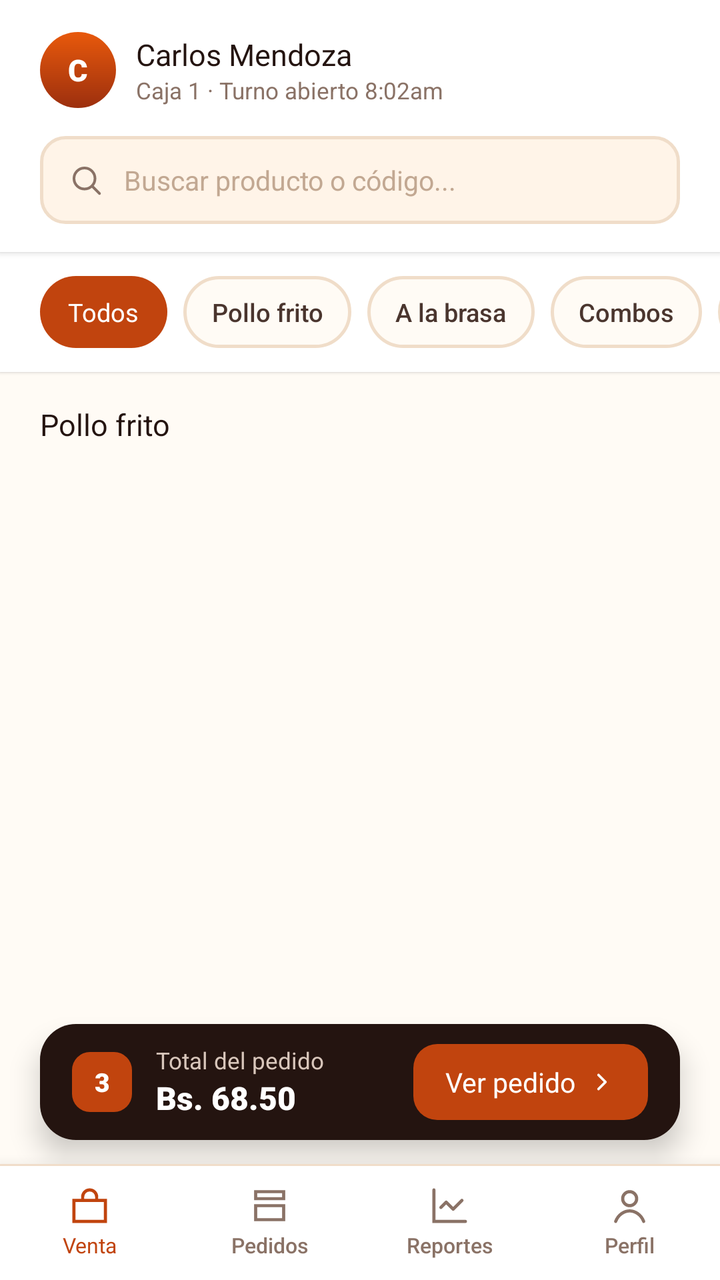
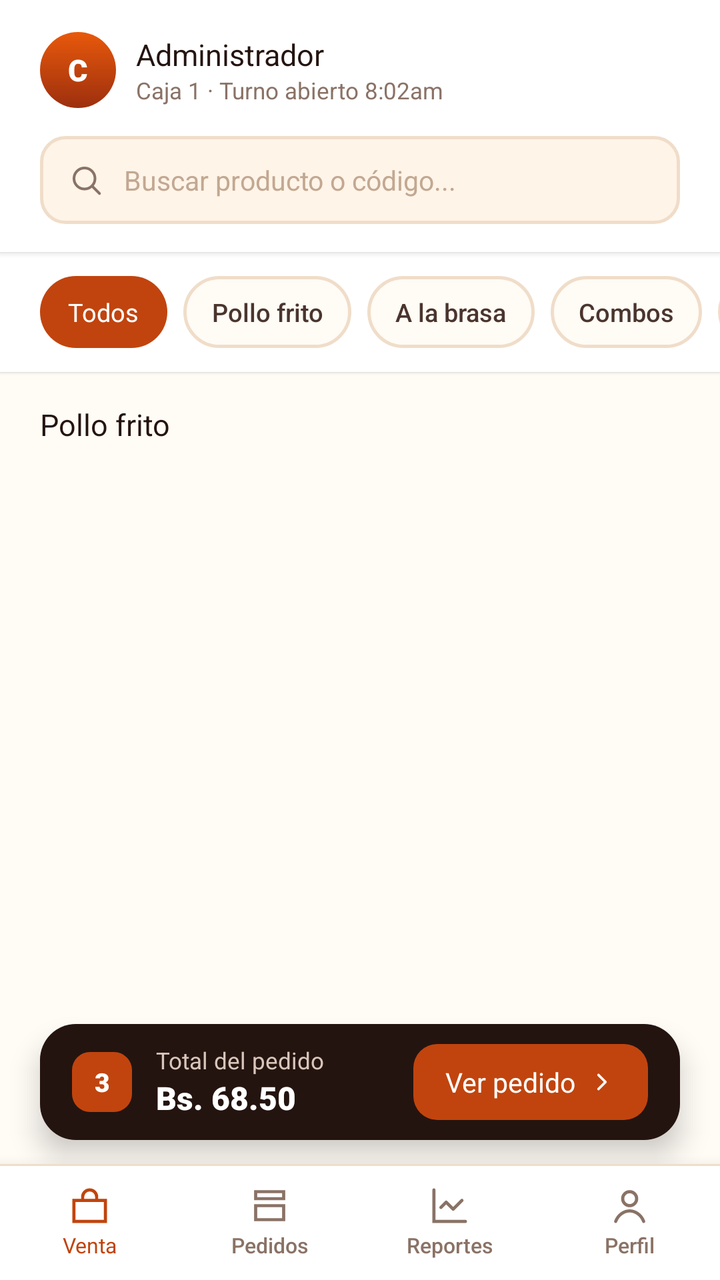

Two renders of the same Android screen: before a commit and after it. Below are the layout's source before the change and the commit's diff.
<!-- AndroidManifest.xml: application theme Theme.Pollogithub -->
<!-- res/layout/activity_venta.xml -->
<?xml version="1.0" encoding="utf-8"?>
<androidx.constraintlayout.widget.ConstraintLayout xmlns:android="http://schemas.android.com/apk/res/android"
    xmlns:app="http://schemas.android.com/apk/res-auto"
    xmlns:tools="http://schemas.android.com/tools"
    android:id="@+id/mainVenta"
    android:layout_width="match_parent"
    android:layout_height="match_parent"
    android:background="@color/paper_50"
    tools:context=".VentaActivity">

    
    <LinearLayout
        android:id="@+id/headerLayout"
        android:layout_width="match_parent"
        android:layout_height="wrap_content"
        android:background="@color/white"
        android:elevation="@dimen/elevation_low"
        android:orientation="vertical"
        android:paddingHorizontal="@dimen/header_padding_horizontal"
        android:paddingTop="@dimen/header_padding_top"
        android:paddingBottom="@dimen/header_padding_bottom"
        app:layout_constraintEnd_toEndOf="parent"
        app:layout_constraintStart_toStartOf="parent"
        app:layout_constraintTop_toTopOf="parent">

        
        <RelativeLayout
            android:layout_width="match_parent"
            android:layout_height="wrap_content"
            android:layout_marginBottom="@dimen/header_padding_bottom">

            <LinearLayout
                android:layout_width="wrap_content"
                android:layout_height="wrap_content"
                android:layout_alignParentStart="true"
                android:layout_centerVertical="true"
                android:gravity="center_vertical"
                android:orientation="horizontal">

                
                <TextView
                    android:id="@+id/tvAvatarHeader"
                    android:layout_width="@dimen/avatar_size_small"
                    android:layout_height="@dimen/avatar_size_small"
                    android:background="@drawable/bg_avatar_circle"
                    android:fontFamily="sans-serif-black"
                    android:gravity="center"
                    android:text="@string/user_initial_c"
                    android:textColor="@color/white"
                    android:textSize="15sp" />

                
                <LinearLayout
                    android:layout_width="wrap_content"
                    android:layout_height="wrap_content"
                    android:layout_marginStart="10dp"
                    android:orientation="vertical">

                    <TextView
                        android:id="@+id/tvCashierName"
                        style="@style/TextAppearance.Pollo.Title.Small"
                        android:layout_width="wrap_content"
                        android:layout_height="wrap_content"
                        android:text="Carlos Mendoza" />

                    <TextView
                        android:id="@+id/tvShiftInfo"
                        style="@style/TextAppearance.Pollo.Subtitle"
                        android:layout_width="wrap_content"
                        android:layout_height="wrap_content"
                        android:text="@string/shift_info" />
                </LinearLayout>
            </LinearLayout>
        </RelativeLayout>

        
        <FrameLayout
            style="@style/Widget.Pollo.SearchContainer">

            <ImageView
                android:layout_width="18dp"
                android:layout_height="18dp"
                android:layout_gravity="center_vertical|start"
                android:layout_marginStart="@dimen/input_padding_horizontal"
                android:contentDescription="@string/search_hint"
                android:src="@drawable/ic_search" />

            <EditText
                android:id="@+id/etSearch"
                style="@style/Widget.Pollo.EditText"
                android:hint="@string/search_hint"
                android:imeOptions="actionSearch"
                android:importantForAutofill="no"
                android:inputType="text"
                android:paddingStart="42dp"
                android:paddingEnd="@dimen/input_padding_horizontal" />
        </FrameLayout>
    </LinearLayout>

    
    <HorizontalScrollView
        android:id="@+id/scrollCategories"
        android:layout_width="match_parent"
        android:layout_height="wrap_content"
        android:background="@color/white"
        android:clipToPadding="false"
        android:elevation="1dp"
        android:paddingHorizontal="@dimen/header_padding_horizontal"
        android:paddingVertical="@dimen/spacing_m"
        android:scrollbars="none"
        app:layout_constraintTop_toBottomOf="@id/headerLayout">

        <LinearLayout
            android:id="@+id/layoutChipsContainer"
            android:layout_width="wrap_content"
            android:layout_height="wrap_content"
            android:gravity="center_vertical"
            android:orientation="horizontal">

            <TextView
                android:id="@+id/chipTodos"
                style="@style/Widget.Pollo.Chip.Selected"
                android:layout_width="wrap_content"
                android:layout_height="wrap_content"
                android:layout_marginEnd="@dimen/spacing_s"
                android:clickable="true"
                android:focusable="true"
                android:text="Todos" />

            <TextView
                android:id="@+id/chipPolloFrito"
                style="@style/Widget.Pollo.Chip.Unselected"
                android:layout_width="wrap_content"
                android:layout_height="wrap_content"
                android:layout_marginEnd="@dimen/spacing_s"
                android:clickable="true"
                android:focusable="true"
                android:text="Pollo frito" />

            <TextView
                android:id="@+id/chipBrasa"
                style="@style/Widget.Pollo.Chip.Unselected"
                android:layout_width="wrap_content"
                android:layout_height="wrap_content"
                android:layout_marginEnd="@dimen/spacing_s"
                android:clickable="true"
                android:focusable="true"
                android:text="A la brasa" />

            <TextView
                android:id="@+id/chipCombos"
                style="@style/Widget.Pollo.Chip.Unselected"
                android:layout_width="wrap_content"
                android:layout_height="wrap_content"
                android:layout_marginEnd="@dimen/spacing_s"
                android:clickable="true"
                android:focusable="true"
                android:text="Combos" />

            <TextView
                android:id="@+id/chipAcompanamientos"
                style="@style/Widget.Pollo.Chip.Unselected"
                android:layout_width="wrap_content"
                android:layout_height="wrap_content"
                android:layout_marginEnd="@dimen/spacing_s"
                android:clickable="true"
                android:focusable="true"
                android:text="Acompañamientos" />

            <TextView
                android:id="@+id/chipBebidas"
                style="@style/Widget.Pollo.Chip.Unselected"
                android:layout_width="wrap_content"
                android:layout_height="wrap_content"
                android:clickable="true"
                android:focusable="true"
                android:text="Bebidas" />
        </LinearLayout>
    </HorizontalScrollView>

    
    <androidx.core.widget.NestedScrollView
        android:layout_width="match_parent"
        android:layout_height="0dp"
        android:clipToPadding="false"
        android:paddingBottom="130dp"
        app:layout_constraintBottom_toTopOf="@id/bottomNav"
        app:layout_constraintTop_toBottomOf="@id/scrollCategories">

        <LinearLayout
            android:layout_width="match_parent"
            android:layout_height="wrap_content"
            android:orientation="vertical"
            android:paddingHorizontal="@dimen/card_padding_standard"
            android:paddingTop="@dimen/spacing_l">

            <TextView
                android:id="@+id/tvSectionTitle"
                style="@style/TextAppearance.Pollo.Title.Small"
                android:layout_width="wrap_content"
                android:layout_height="wrap_content"
                android:layout_marginStart="6dp"
                android:layout_marginBottom="10dp"
                android:text="@string/section_title_fried" />

            <androidx.recyclerview.widget.RecyclerView
                android:id="@+id/rvProducts"
                android:layout_width="match_parent"
                android:layout_height="wrap_content"
                android:nestedScrollingEnabled="false"
                tools:itemCount="6"
                tools:listitem="@layout/item_product_card" />
        </LinearLayout>
    </androidx.core.widget.NestedScrollView>

    
    <androidx.constraintlayout.widget.ConstraintLayout
        android:id="@+id/cartBar"
        style="@style/Widget.Pollo.CartBar"
        android:layout_marginHorizontal="@dimen/header_padding_horizontal"
        android:layout_marginBottom="@dimen/spacing_m"
        app:layout_constraintBottom_toTopOf="@id/bottomNav"
        app:layout_constraintEnd_toEndOf="parent"
        app:layout_constraintStart_toStartOf="parent">

        <LinearLayout
            android:layout_width="wrap_content"
            android:layout_height="wrap_content"
            android:gravity="center_vertical"
            android:orientation="horizontal"
            app:layout_constraintBottom_toBottomOf="parent"
            app:layout_constraintStart_toStartOf="parent"
            app:layout_constraintTop_toTopOf="parent">

            
            <TextView
                android:id="@+id/tvCartCount"
                android:layout_width="30dp"
                android:layout_height="30dp"
                android:background="@drawable/bg_cart_count"
                android:fontFamily="sans-serif-black"
                android:gravity="center"
                android:text="3"
                android:textColor="@color/white"
                android:textSize="13sp" />

            
            <LinearLayout
                android:layout_width="wrap_content"
                android:layout_height="wrap_content"
                android:layout_marginStart="@dimen/spacing_m"
                android:orientation="vertical">

                <TextView
                    style="@style/TextAppearance.Pollo.Caption"
                    android:layout_width="wrap_content"
                    android:layout_height="wrap_content"
                    android:text="@string/cart_total_label"
                    android:textColor="@color/cart_label" />

                <TextView
                    android:id="@+id/tvCartTotal"
                    style="@style/TextAppearance.Pollo.Price"
                    android:layout_width="wrap_content"
                    android:layout_height="wrap_content"
                    android:text="Bs. 68.50"
                    android:textColor="@color/white" />
            </LinearLayout>
        </LinearLayout>

        
        <LinearLayout
            android:id="@+id/btnViewOrder"
            android:layout_width="wrap_content"
            android:layout_height="@dimen/btn_height_small"
            android:background="@drawable/bg_cart_cta"
            android:clickable="true"
            android:focusable="true"
            android:gravity="center"
            android:orientation="horizontal"
            android:paddingHorizontal="@dimen/spacing_l"
            app:layout_constraintBottom_toBottomOf="parent"
            app:layout_constraintEnd_toEndOf="parent"
            app:layout_constraintTop_toTopOf="parent">

            <TextView
                android:layout_width="wrap_content"
                android:layout_height="wrap_content"
                android:fontFamily="sans-serif-bold"
                android:text="@string/cart_view_order"
                android:textColor="@color/white"
                android:textSize="@dimen/text_size_body" />

            <ImageView
                android:layout_width="14dp"
                android:layout_height="14dp"
                android:layout_marginStart="6dp"
                android:contentDescription="@string/cart_view_order"
                android:src="@drawable/ic_chevron_right" />
        </LinearLayout>
    </androidx.constraintlayout.widget.ConstraintLayout>

    
    <LinearLayout
        android:id="@+id/bottomNav"
        style="@style/Widget.Pollo.BottomNav"
        app:layout_constraintBottom_toBottomOf="parent"
        app:layout_constraintEnd_toEndOf="parent"
        app:layout_constraintStart_toStartOf="parent">

        
        <LinearLayout
            android:id="@+id/navItemVenta"
            android:layout_width="0dp"
            android:layout_height="match_parent"
            android:layout_weight="1"
            android:clickable="true"
            android:focusable="true"
            android:gravity="center"
            android:orientation="vertical">

            <ImageView
                android:layout_width="21dp"
                android:layout_height="21dp"
                android:contentDescription="@string/nav_sale"
                android:src="@drawable/ic_nav_sale"
                app:tint="@color/ember_600" />

            <TextView
                style="@style/TextAppearance.Pollo.Nav.Active"
                android:layout_width="wrap_content"
                android:layout_height="wrap_content"
                android:layout_marginTop="@dimen/spacing_2xs"
                android:text="@string/nav_sale" />
        </LinearLayout>

        
        <LinearLayout
            android:id="@+id/navItemPedidos"
            android:layout_width="0dp"
            android:layout_height="match_parent"
            android:layout_weight="1"
            android:clickable="true"
            android:focusable="true"
            android:gravity="center"
            android:orientation="vertical">

            <ImageView
                android:layout_width="21dp"
                android:layout_height="21dp"
                android:contentDescription="@string/nav_orders"
                android:src="@drawable/ic_nav_orders"
                app:tint="@color/char_400" />

            <TextView
                style="@style/TextAppearance.Pollo.Nav.Inactive"
                android:layout_width="wrap_content"
                android:layout_height="wrap_content"
                android:layout_marginTop="@dimen/spacing_2xs"
                android:text="@string/nav_orders" />
        </LinearLayout>

        
        <LinearLayout
            android:id="@+id/navItemReportes"
            android:layout_width="0dp"
            android:layout_height="match_parent"
            android:layout_weight="1"
            android:clickable="true"
            android:focusable="true"
            android:gravity="center"
            android:orientation="vertical">

            <ImageView
                android:layout_width="21dp"
                android:layout_height="21dp"
                android:contentDescription="@string/nav_reports"
                android:src="@drawable/ic_nav_reports"
                app:tint="@color/char_400" />

            <TextView
                style="@style/TextAppearance.Pollo.Nav.Inactive"
                android:layout_width="wrap_content"
                android:layout_height="wrap_content"
                android:layout_marginTop="@dimen/spacing_2xs"
                android:text="@string/nav_reports" />
        </LinearLayout>

        
        <LinearLayout
            android:id="@+id/navItemPerfil"
            android:layout_width="0dp"
            android:layout_height="match_parent"
            android:layout_weight="1"
            android:clickable="true"
            android:focusable="true"
            android:gravity="center"
            android:orientation="vertical">

            <ImageView
                android:layout_width="21dp"
                android:layout_height="21dp"
                android:contentDescription="@string/nav_profile"
                android:src="@drawable/ic_nav_profile"
                app:tint="@color/char_400" />

            <TextView
                style="@style/TextAppearance.Pollo.Nav.Inactive"
                android:layout_width="wrap_content"
                android:layout_height="wrap_content"
                android:layout_marginTop="@dimen/spacing_2xs"
                android:text="@string/nav_profile" />
        </LinearLayout>
    </LinearLayout>

</androidx.constraintlayout.widget.ConstraintLayout>
<!-- res/layout/item_product_card.xml (included above) -->
<?xml version="1.0" encoding="utf-8"?>
<androidx.constraintlayout.widget.ConstraintLayout xmlns:android="http://schemas.android.com/apk/res/android"
    xmlns:app="http://schemas.android.com/apk/res-auto"
    xmlns:tools="http://schemas.android.com/tools"
    android:id="@+id/cardProduct"
    style="@style/Widget.Pollo.Card.Product"
    android:layout_width="match_parent"
    android:layout_height="wrap_content"
    android:layout_margin="6dp">

    
    <androidx.cardview.widget.CardView
        android:id="@+id/cardThumb"
        android:layout_width="0dp"
        android:layout_height="80dp"
        app:cardCornerRadius="10dp"
        app:cardElevation="0dp"
        app:cardBackgroundColor="@android:color/transparent"
        app:layout_constraintEnd_toEndOf="parent"
        app:layout_constraintStart_toStartOf="parent"
        app:layout_constraintTop_toTopOf="parent">

        <FrameLayout
            android:id="@+id/frameThumb"
            android:layout_width="match_parent"
            android:layout_height="match_parent"
            android:background="@drawable/bg_thumb_fried">

            <ImageView
                android:id="@+id/ivProductImage"
                android:layout_width="match_parent"
                android:layout_height="match_parent"
                android:scaleType="centerCrop"
                android:visibility="gone" />

            <TextView
                android:id="@+id/tvEmoji"
                android:layout_width="wrap_content"
                android:layout_height="wrap_content"
                android:layout_gravity="center"
                android:text="🍗"
                android:textSize="30sp" />
        </FrameLayout>
    </androidx.cardview.widget.CardView>

    
    <TextView
        android:id="@+id/tvAgotadoTag"
        android:textAppearance="@style/TextAppearance.Pollo.Badge"
        android:layout_width="wrap_content"
        android:layout_height="wrap_content"
        android:layout_marginStart="6dp"
        android:layout_marginTop="6dp"
        android:background="@drawable/bg_badge_agotado"
        android:paddingHorizontal="8dp"
        android:paddingVertical="3dp"
        android:text="@string/tag_agotado"
        android:visibility="gone"
        app:layout_constraintStart_toStartOf="@id/cardThumb"
        app:layout_constraintTop_toTopOf="@id/cardThumb"
        tools:visibility="visible" />

    
    <TextView
        android:id="@+id/tvBadgeQty"
        android:textAppearance="@style/TextAppearance.Pollo.Badge"
        android:layout_width="24dp"
        android:layout_height="24dp"
        android:background="@drawable/bg_badge_qty"
        android:gravity="center"
        android:text="2"
        android:translationX="6dp"
        android:translationY="-6dp"
        android:visibility="gone"
        app:layout_constraintEnd_toEndOf="parent"
        app:layout_constraintTop_toTopOf="parent"
        tools:visibility="visible" />

    
    <TextView
        android:id="@+id/tvProductName"
        android:textAppearance="@style/TextAppearance.Pollo.Title.Small"
        android:layout_width="0dp"
        android:layout_height="wrap_content"
        android:layout_marginTop="10dp"
        android:ellipsize="end"
        android:maxLines="1"
        android:text="Presa individual"
        app:layout_constraintEnd_toEndOf="parent"
        app:layout_constraintStart_toStartOf="parent"
        app:layout_constraintTop_toBottomOf="@id/cardThumb" />

    
    <TextView
        android:id="@+id/tvProductDesc"
        android:textAppearance="@style/TextAppearance.Pollo.Subtitle.Muted"
        android:layout_width="0dp"
        android:layout_height="wrap_content"
        android:layout_marginTop="2dp"
        android:ellipsize="end"
        android:maxLines="1"
        android:text="Pierna o pechuga"
        app:layout_constraintEnd_toEndOf="parent"
        app:layout_constraintStart_toStartOf="parent"
        app:layout_constraintTop_toBottomOf="@id/tvProductName" />

    
    <TextView
        android:id="@+id/tvProductPrice"
        android:textAppearance="@style/TextAppearance.Pollo.Price.Small"
        android:layout_width="0dp"
        android:layout_height="wrap_content"
        android:layout_marginTop="12dp"
        android:text="Bs. 8.50"
        android:maxLines="1"
        android:ellipsize="end"
        app:layout_constraintBottom_toBottomOf="parent"
        app:layout_constraintEnd_toStartOf="@id/layoutProductActions"
        app:layout_constraintStart_toStartOf="parent"
        app:layout_constraintTop_toBottomOf="@id/tvProductDesc" />

    <LinearLayout
        android:id="@+id/layoutProductActions"
        android:layout_width="wrap_content"
        android:layout_height="wrap_content"
        android:orientation="horizontal"
        android:gravity="center_vertical"
        app:layout_constraintBottom_toBottomOf="@id/tvProductPrice"
        app:layout_constraintEnd_toEndOf="parent"
        app:layout_constraintTop_toTopOf="@id/tvProductPrice">

        <androidx.appcompat.widget.AppCompatButton
            android:id="@+id/btnMinus"
            style="@style/Widget.Pollo.Button.Stepper.Minus"
            android:layout_marginEnd="6dp"
            android:text="−" />

        <androidx.appcompat.widget.AppCompatButton
            android:id="@+id/btnAdd"
            style="@style/Widget.Pollo.Button.Stepper.Add"
            android:text="+" />
    </LinearLayout>

</androidx.constraintlayout.widget.ConstraintLayout>
<!-- resources referenced by this layout -->
<resources>
  <color name="cart_label">#D8C6BB</color>
  <color name="char_400">#8A7266</color>
  <color name="ember_600">#C1440E</color>
  <color name="paper_50">#FFFBF5</color>
  <color name="white">#FFFFFFFF</color>
  <dimen name="avatar_size_small">38dp</dimen>
  <dimen name="btn_height_small">38dp</dimen>
  <dimen name="card_padding_standard">14dp</dimen>
  <dimen name="elevation_low">2dp</dimen>
  <dimen name="header_padding_bottom">14dp</dimen>
  <dimen name="header_padding_horizontal">20dp</dimen>
  <dimen name="header_padding_top">16dp</dimen>
  <dimen name="input_padding_horizontal">14dp</dimen>
  <dimen name="spacing_2xs">2dp</dimen>
  <dimen name="spacing_l">16dp</dimen>
  <dimen name="spacing_m">12dp</dimen>
  <dimen name="spacing_s">8dp</dimen>
  <dimen name="text_size_body">13.5sp</dimen>
  <string name="cart_total_label">Total del pedido</string>
  <string name="cart_view_order">Ver pedido</string>
  <string name="nav_orders">Pedidos</string>
  <string name="nav_profile">Perfil</string>
  <string name="nav_reports">Reportes</string>
  <string name="nav_sale">Venta</string>
  <string name="search_hint">Buscar producto o código...</string>
  <string name="section_title_fried">Pollo frito</string>
  <string name="shift_info">Caja 1 · Turno abierto 8:02am</string>
  <string name="tag_agotado">Agotado</string>
  <string name="user_initial_c">C</string>
  <style name="TextAppearance.Pollo.Price.Small" parent="TextAppearance.Pollo.Price">
          <item name="android:textColor">@color/ember_700</item>
          <item name="android:textSize">@dimen/text_size_price_small</item>
      </style>
  <style name="TextAppearance.Pollo.Subtitle.Muted" parent="TextAppearance.Pollo.Subtitle">
          <item name="android:textSize">11sp</item>
      </style>
  <style name="Widget.Pollo.Card.Product" parent="Widget.Pollo.Card">
          <item name="android:background">@drawable/bg_product_card</item>
          <item name="android:padding">@dimen/card_padding_product</item>
      </style>
  <style name="Theme.Pollogithub" parent="Base.Theme.Pollogithub" />
  <color name="ember_500">#E8590C</color>
  <color name="ember_700">#9C2F0E</color>
  <color name="char_900">#241410</color>
  <color name="thumb_fried_start">#FFE4D1</color>
  <color name="thumb_fried_end">#FFD0A8</color>
  <style name="TextAppearance.Pollo" parent="android:TextAppearance" />
  <dimen name="text_size_badge">10.5sp</dimen>
  <color name="placeholder_text">#C2A892</color>
  <dimen name="text_size_caption">11.5sp</dimen>
  <dimen name="text_size_price_medium">16sp</dimen>
  <dimen name="text_size_price_small">14sp</dimen>
  <style name="TextAppearance.Pollo.Title" parent="TextAppearance.Pollo" />
  <dimen name="text_size_title_small">15sp</dimen>
  <style name="Widget.Pollo" parent="" />
  <dimen name="bottom_nav_height">58dp</dimen>
  <style name="Widget.Pollo.Button" parent="Widget.AppCompat.Button" />
  <dimen name="btn_stepper_size">32dp</dimen>
  <style name="Widget.Pollo.Card" parent="" />
  <dimen name="card_padding_product">12dp</dimen>
  <!-- drawable bg_cart_bar (drawable) -->
  <?xml version="1.0" encoding="utf-8"?>
  <shape xmlns:android="http://schemas.android.com/apk/res/android"
      android:shape="rectangle">
      <solid android:color="@color/char_900" />
      <corners android:radius="18dp" />
  </shape>
  <dimen name="elevation_high">8dp</dimen>
  <dimen name="card_margin_horizontal">16dp</dimen>
  <style name="Widget.Pollo.Chip" parent="" />
  <dimen name="text_size_label">12.5sp</dimen>
  <dimen name="btn_height_compact">36dp</dimen>
  <color name="char_700">#4A352E</color>
  <dimen name="input_height_compact">44dp</dimen>
  <color name="line_color">#F0DDC9</color>
  <color name="paper_100">#FFF4E8</color>
  <color name="ember_100">#FFE4D1</color>
  <!-- unchanged entries left out for length: 35 -->
</resources>

<!-- the commit's change to res/layout/activity_venta.xml (unified diff, before → after) -->
@@ -61,7 +61,7 @@
                         style="@style/TextAppearance.Pollo.Title.Small"
                         android:layout_width="wrap_content"
                         android:layout_height="wrap_content"
-                        android:text="Carlos Mendoza" />
+                        android:text="Administrador" />
 
                     <TextView
                         android:id="@+id/tvShiftInfo"
@@ -75,7 +75,9 @@
 
         
         <FrameLayout
-            style="@style/Widget.Pollo.SearchContainer">
+            style="@style/Widget.Pollo.SearchContainer"
+            android:layout_width="match_parent"
+            android:layout_height="@dimen/input_height_compact">
 
             <ImageView
                 android:layout_width="18dp"
@@ -88,6 +90,8 @@
             <EditText
                 android:id="@+id/etSearch"
                 style="@style/Widget.Pollo.EditText"
+                android:layout_width="match_parent"
+                android:layout_height="match_parent"
                 android:hint="@string/search_hint"
                 android:imeOptions="actionSearch"
                 android:importantForAutofill="no"
@@ -217,6 +221,8 @@
     <androidx.constraintlayout.widget.ConstraintLayout
         android:id="@+id/cartBar"
         style="@style/Widget.Pollo.CartBar"
+        android:layout_width="0dp"
+        android:layout_height="@dimen/bottom_nav_height"
         android:layout_marginHorizontal="@dimen/header_padding_horizontal"
         android:layout_marginBottom="@dimen/spacing_m"
         app:layout_constraintBottom_toTopOf="@id/bottomNav"
@@ -304,6 +310,8 @@
     <LinearLayout
         android:id="@+id/bottomNav"
         style="@style/Widget.Pollo.BottomNav"
+        android:layout_width="match_parent"
+        android:layout_height="@dimen/bottom_nav_height"
         app:layout_constraintBottom_toBottomOf="parent"
         app:layout_constraintEnd_toEndOf="parent"
         app:layout_constraintStart_toStartOf="parent">
@@ -549,12 +557,16 @@
         <androidx.appcompat.widget.AppCompatButton
             android:id="@+id/btnMinus"
             style="@style/Widget.Pollo.Button.Stepper.Minus"
+            android:layout_width="@dimen/btn_stepper_size"
+            android:layout_height="@dimen/btn_stepper_size"
             android:layout_marginEnd="6dp"
             android:text="−" />
 
         <androidx.appcompat.widget.AppCompatButton
             android:id="@+id/btnAdd"
             style="@style/Widget.Pollo.Button.Stepper.Add"
+            android:layout_width="@dimen/btn_stepper_size"
+            android:layout_height="@dimen/btn_stepper_size"
             android:text="+" />
     </LinearLayout>
 
